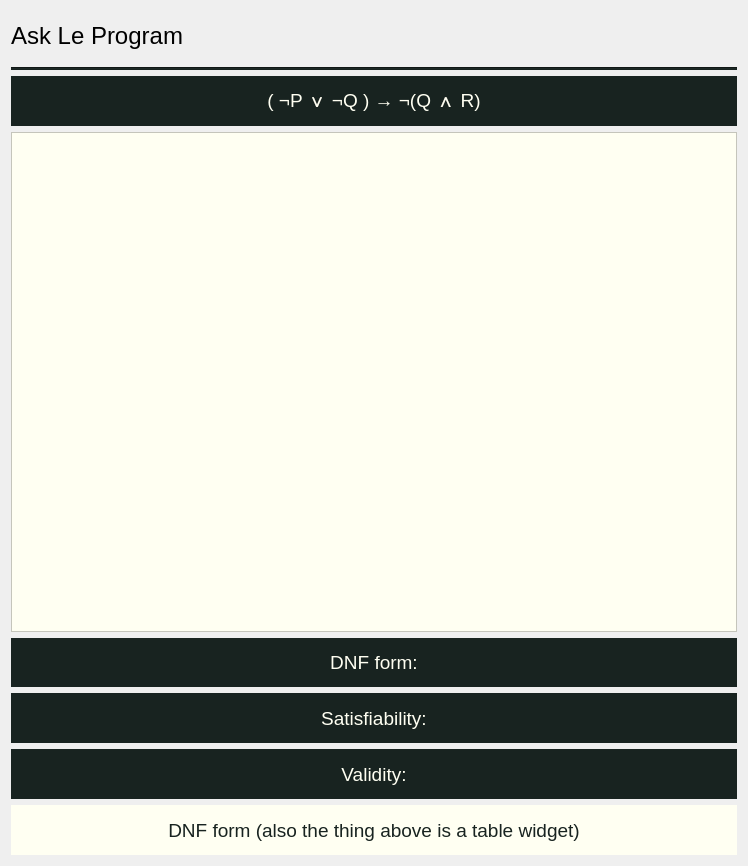
adibozzhanov/LeProgram, file src/views/ui/askLePWidget.ui: the form before one commit.
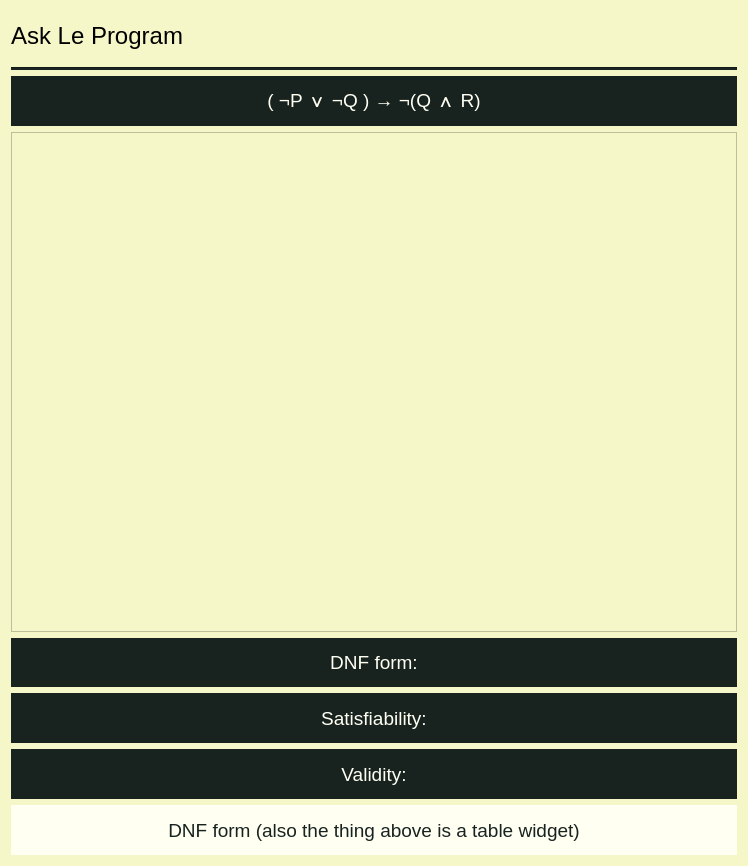
The form after the commit.

What changed in the file:
```diff
--- a/src/views/ui/askLePWidget.ui
+++ b/src/views/ui/askLePWidget.ui
@@ -13,6 +13,11 @@
   <property name="windowTitle">
    <string>Form</string>
   </property>
+  <property name="styleSheet">
+   <string notr="true">background-color: rgb(246, 247, 200);
+border-color: rgb(246, 247, 200);
+</string>
+  </property>
   <layout class="QVBoxLayout" name="verticalLayout">
    <item>
     <widget class="QLabel" name="askLeProgramLabel">
@@ -21,6 +26,11 @@
        <pointsize>18</pointsize>
       </font>
      </property>
+     <property name="styleSheet">
+      <string notr="true">background-color: rgb(246, 247, 200);
+border-color: rgb(246, 247, 200);
+</string>
+     </property>
      <property name="text">
       <string>Ask Le Program</string>
      </property>
@@ -85,7 +95,9 @@
       <string>Truth Table</string>
      </property>
      <property name="styleSheet">
-      <string notr="true">background-color: rgb(255, 255, 242);</string>
+      <string notr="true">background-color: rgb(246, 247, 200);
+border-color: rgb(246, 247, 200);
+</string>
      </property>
      <property name="lineWidth">
       <number>-3</number>
```
